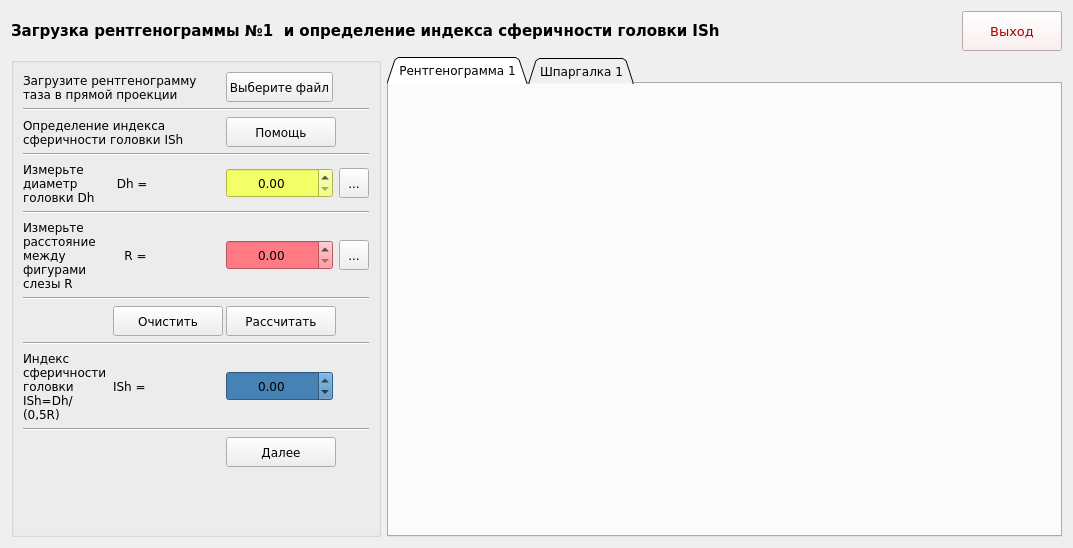
First picture: the form in Medic/forms/ui/form1.ui, repository W3STi/Medical-calculate-programm, before the edit.
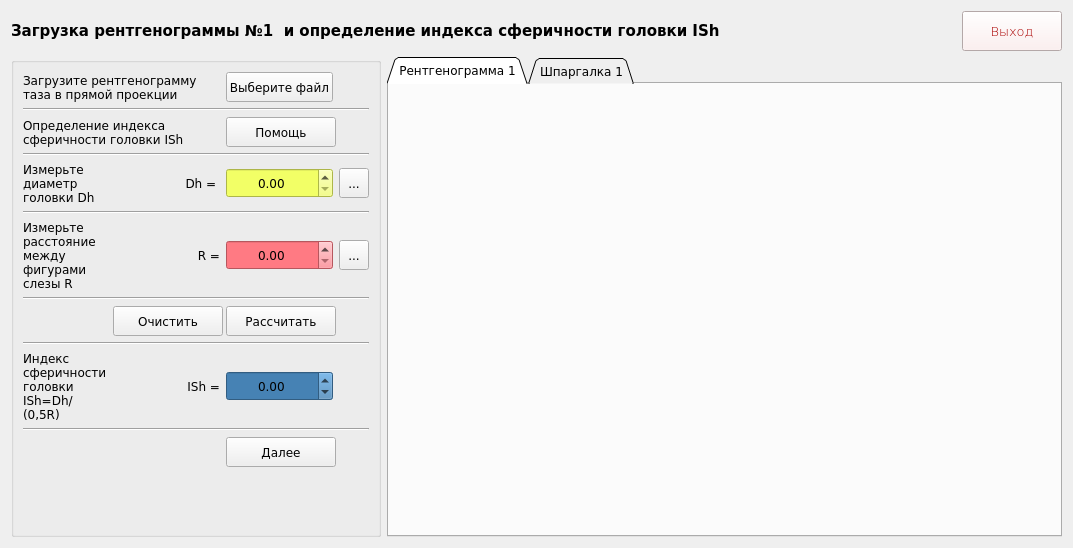
Second picture: the form after the edit.

What changed in the file:
```diff
--- a/Medic/forms/ui/form1.ui
+++ b/Medic/forms/ui/form1.ui
@@ -132,6 +132,7 @@
       <font>
        <family>Verdana</family>
        <pointsize>10</pointsize>
+       <weight>9</weight>
        <italic>false</italic>
        <bold>false</bold>
       </font>
@@ -244,6 +245,9 @@
         <property name="text">
          <string> Dh = </string>
         </property>
+        <property name="alignment">
+         <set>Qt::AlignRight|Qt::AlignTrailing|Qt::AlignVCenter</set>
+        </property>
        </widget>
       </item>
       <item row="1" column="0" colspan="4">
@@ -283,6 +287,9 @@
         <property name="text">
          <string>ISh =</string>
         </property>
+        <property name="alignment">
+         <set>Qt::AlignRight|Qt::AlignTrailing|Qt::AlignVCenter</set>
+        </property>
        </widget>
       </item>
       <item row="12" column="0">
@@ -402,6 +409,9 @@
         <property name="text">
          <string>   R =</string>
         </property>
+        <property name="alignment">
+         <set>Qt::AlignRight|Qt::AlignTrailing|Qt::AlignVCenter</set>
+        </property>
        </widget>
       </item>
       <item row="6" column="2">
```
Left out of the diff: 4 changed lines with no effect on the pictures.
